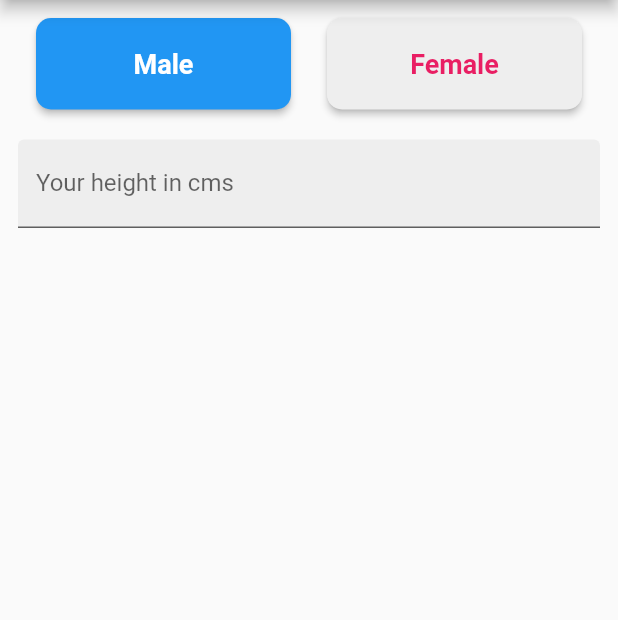
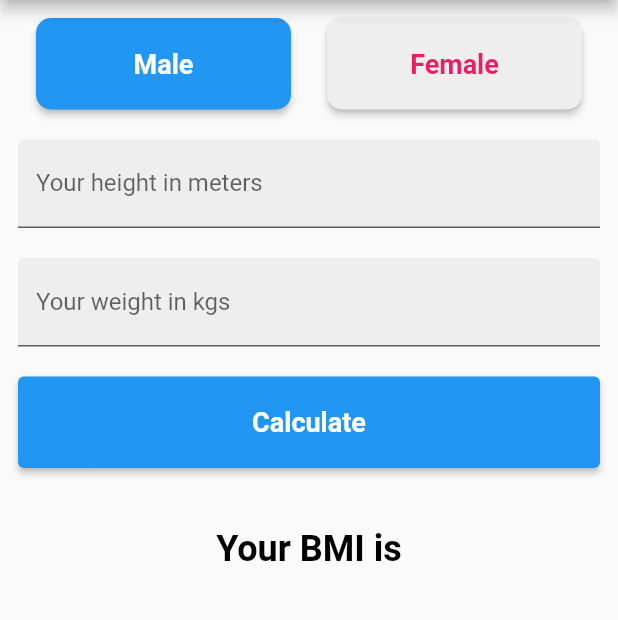
Before and after one commit to mjk22071998/bmi_calculator, a Flutter app: the screen it shows after launch, on a phone screen of 412 x 824 dp, the part 84-704 px from its top. Run offline on Flutter 3.47's test engine with Material 2 defaults, Android fonts, the phone set to English and light mode, and no system bars.

Commit message:
bmi calculator complete

```diff
--- a/lib/main.dart
+++ b/lib/main.dart
@@ -1,5 +1,4 @@
 import 'package:flutter/material.dart';
-import 'package:flutter/services.dart';
 
 void main() {
   runApp(const MyApp());
@@ -31,6 +30,9 @@ class BMICalculator extends StatefulWidget {
 class _BMICalculatorState extends State<BMICalculator> {
   int currentIndex = 0;
   Color primary = Colors.blue;
+  String bmi = "";
+  TextEditingController heightController = TextEditingController();
+  TextEditingController weightController = TextEditingController();
 
   @override
   Widget build(BuildContext context) {
@@ -67,11 +69,54 @@ class _BMICalculatorState extends State<BMICalculator> {
                   margin: const EdgeInsets.only(top: 20.0),
                   child: TextField(
                     keyboardType: TextInputType.number,
+                    controller: heightController,
                     decoration: InputDecoration(
-                      labelText: "Your height in cms",
-                      filled: true,
-                      fillColor: Colors.grey[200]
+                        labelText: "Your height in meters",
+                        filled: true,
+                        fillColor: Colors.grey[200]),
+                  ),
+                ),
+                Container(
+                  margin: const EdgeInsets.only(top: 20.0),
+                  child: TextField(
+                    keyboardType: TextInputType.number,
+                    controller: weightController,
+                    decoration: InputDecoration(
+                        labelText: "Your weight in kgs",
+                        filled: true,
+                        fillColor: Colors.grey[200]),
+                  ),
+                ),
+                Container(
+                  margin: const EdgeInsets.only(top: 20.0),
+                  child: ElevatedButton(
+                    onPressed: () {
+                      double height = double.parse(heightController.value.text);
+                      double weight = double.parse(weightController.value.text);
+                      calculate(weight, height);
+                    },
+                    child: const Padding(
+                      padding: EdgeInsets.all(20.0),
+                      child: Text(
+                        "Calculate",
+                        style: TextStyle(
+                            fontSize: 18.0,
+                            fontWeight: FontWeight.bold,
+                            color: Colors.white),
+                      ),
                     ),
+                    style: ElevatedButton.styleFrom(primary: primary),
+                  ),
+                ),
+                Container(
+                  margin: const EdgeInsets.only(top: 40.0),
+                  child: Text(
+                    "Your BMI is $bmi",
+                    textAlign: TextAlign.center,
+                    style: const TextStyle(
+                        color: Colors.black,
+                        fontWeight: FontWeight.bold,
+                        fontSize: 24.0),
                   ),
                 ),
               ],
@@ -80,6 +125,12 @@ class _BMICalculatorState extends State<BMICalculator> {
         ),
       ),
     );
+  }
+
+  void calculate(double weight, double height) {
+    setState(() {
+      bmi = (weight / (height * height)).toStringAsFixed(2);
+    });
   }
 
   void changeIndex(int newIndex) {
```
